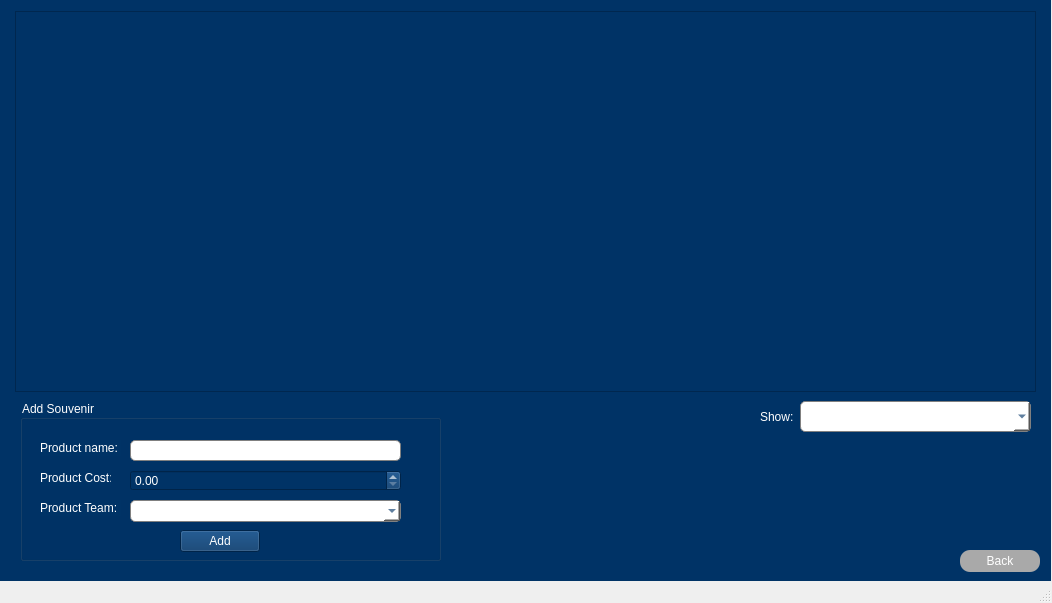
The window that NBA/maintenance.ui (pammypoor/ScrumGitSome) describes before a commit, drawn with Qt 5.
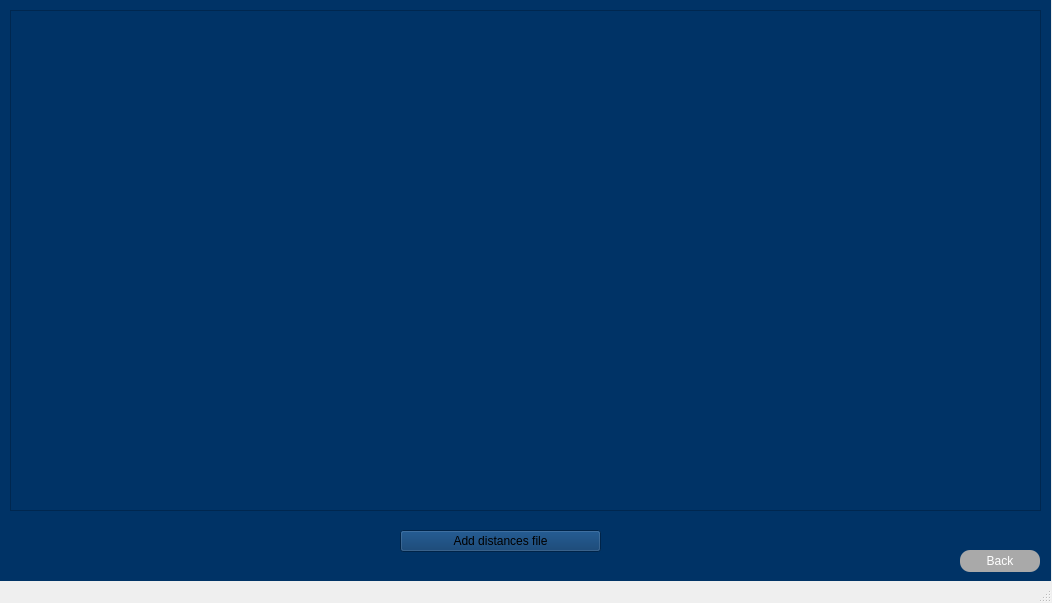
The same window after the commit. Icons and pictures are not drawn.

```diff
--- a/NBA/maintenance.ui
+++ b/NBA/maintenance.ui
@@ -27,7 +27,7 @@
      <string notr="true">background: #003366;</string>
     </property>
     <property name="currentIndex">
-     <number>2</number>
+     <number>3</number>
     </property>
     <widget class="QWidget" name="page">
      <widget class="QLabel" name="settingsPic">
@@ -392,6 +392,70 @@
       </property>
      </widget>
     </widget>
+    <widget class="QWidget" name="page_4">
+     <widget class="QPushButton" name="distanceBackButton">
+      <property name="geometry">
+       <rect>
+        <x>960</x>
+        <y>550</y>
+        <width>80</width>
+        <height>22</height>
+       </rect>
+      </property>
+      <property name="styleSheet">
+       <string notr="true">QPushButton{
+background:DarkGrey ;
+color: white;
+border-radius: 10px;
+}
+QPushButton:hover:!pressed
+{
+background: Gray;
+color: white;
+border-radius: 10px;
+}</string>
+      </property>
+      <property name="text">
+       <string>Back</string>
+      </property>
+     </widget>
+     <widget class="QTableView" name="distancesTable">
+      <property name="geometry">
+       <rect>
+        <x>10</x>
+        <y>10</y>
+        <width>1031</width>
+        <height>501</height>
+       </rect>
+      </property>
+     </widget>
+     <widget class="QPushButton" name="addDistancesButton">
+      <property name="geometry">
+       <rect>
+        <x>400</x>
+        <y>530</y>
+        <width>201</width>
+        <height>22</height>
+       </rect>
+      </property>
+      <property name="styleSheet">
+       <string notr="true">QPushButton{
+background:DarkGrey ;
+color: white;
+border-radius: 10px;
+}
+QPushButton:hover:!pressed
+{
+background: Gray;
+color: white;
+border-radius: 10px;
+}color: white;</string>
+      </property>
+      <property name="text">
+       <string>Add distances file</string>
+      </property>
+     </widget>
+    </widget>
    </widget>
   </widget>
   <widget class="QStatusBar" name="statusbar"/>
```
Left out of the diff: 30 changed lines with no effect on the pictures.
